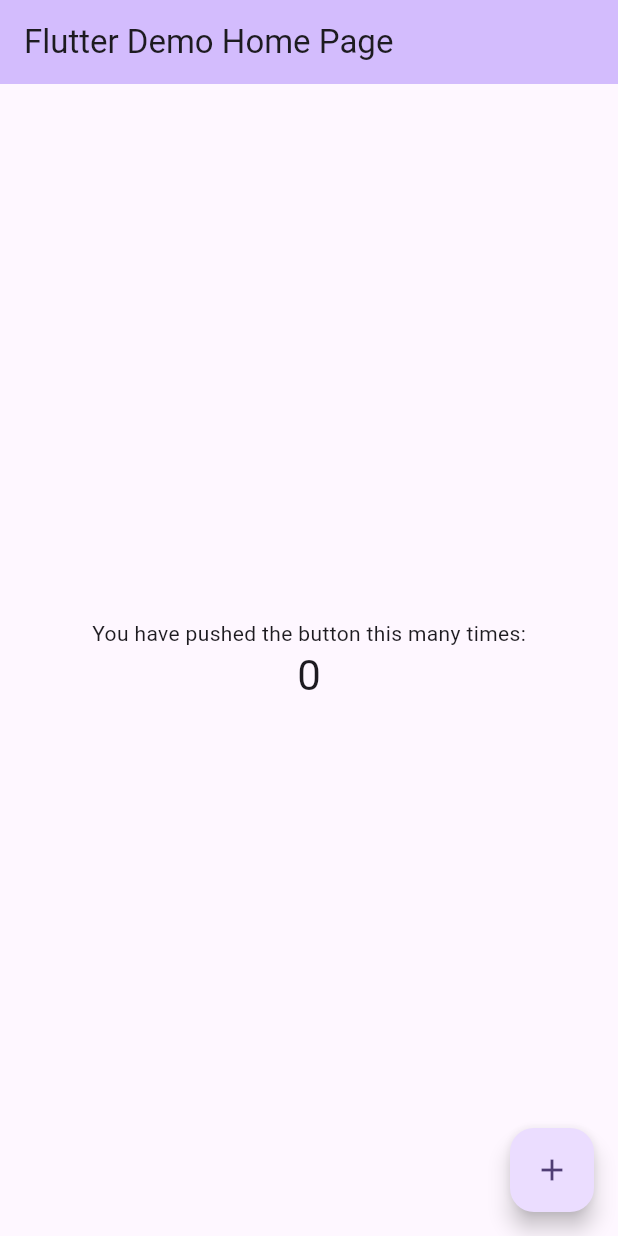
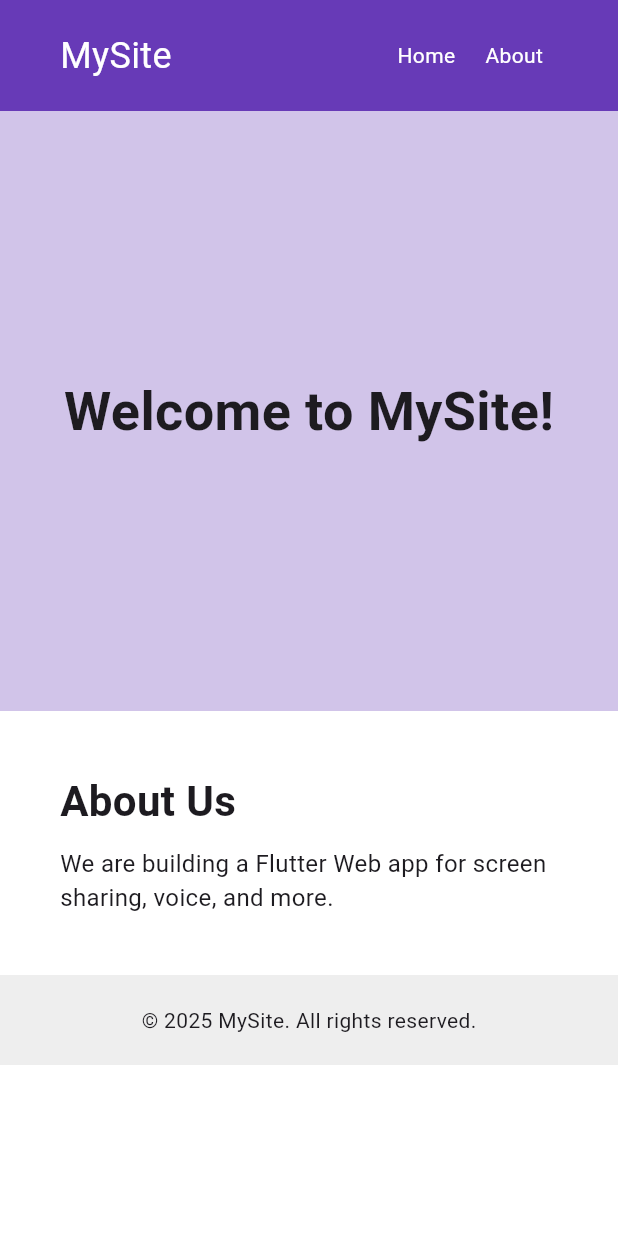
Before and after one commit to masoodblaze/viewmytrade, a Flutter app: the screen it shows after launch, on a phone screen of 412 x 824 dp. Run offline on Flutter 3.47's test engine with Material 3 defaults, Android fonts, the phone set to English and light mode, and no system bars; our stand-ins replace get.

```diff
--- a/lib/main.dart
+++ b/lib/main.dart
@@ -1,4 +1,7 @@
 import 'package:flutter/material.dart';
+import 'package:get/get.dart';
+import 'route/app_routes.dart';
+import 'screens/home_page.dart';
 
 void main() {
   runApp(const MyApp());
@@ -7,91 +10,22 @@ void main() {
 class MyApp extends StatelessWidget {
   const MyApp({super.key});
 
-  // This widget is the root of your application.
   @override
   Widget build(BuildContext context) {
-    return MaterialApp(
-      title: 'Flutter Demo',
+    return GetMaterialApp(
+      title: 'View Our Trade',
       theme: ThemeData(
         colorScheme: ColorScheme.fromSeed(seedColor: Colors.deepPurple),
         useMaterial3: true,
       ),
-      home: const MyHomePage(title: 'Flutter Demo Home Page'),
+      initialRoute: AppRoutes.home,
+      getPages: [
+        GetPage(
+          name: AppRoutes.home,
+          page: () => const HomePage(),
+        ),
+        // Add more pages here later
+      ],
     );
   }
 }
-
-class MyHomePage extends StatefulWidget {
-  const MyHomePage({super.key, required this.title});
-
-  final String title;
-
-  @override
-  State<MyHomePage> createState() => _MyHomePageState();
-}
-
-class _MyHomePageState extends State<MyHomePage> {
-  int _counter = 0;
-
-  void _incrementCounter() {
-    setState(() {
-
-      _counter++;
-    });
-  }
-
-  @override
-  Widget build(BuildContext context) {
-    // This method is rerun every time setState is called, for instance as done
-    // by the _incrementCounter method above.
-    //
-    // The Flutter framework has been optimized to make rerunning build methods
-    // fast, so that you can just rebuild anything that needs updating rather
-    // than having to individually change instances of widgets.
-    return Scaffold(
-      appBar: AppBar(
-        // TRY THIS: Try changing the color here to a specific color (to
-        // Colors.amber, perhaps?) and trigger a hot reload to see the AppBar
-        // change color while the other colors stay the same.
-        backgroundColor: Theme.of(context).colorScheme.inversePrimary,
-        // Here we take the value from the MyHomePage object that was created by
-        // the App.build method, and use it to set our appbar title.
-        title: Text(widget.title),
-      ),
-      body: Center(
-        // Center is a layout widget. It takes a single child and positions it
-        // in the middle of the parent.
-        child: Column(
-          // Column is also a layout widget. It takes a list of children and
-          // arranges them vertically. By default, it sizes itself to fit its
-          // children horizontally, and tries to be as tall as its parent.
-          //
-          // Column has various properties to control how it sizes itself and
-          // how it positions its children. Here we use mainAxisAlignment to
-          // center the children vertically; the main axis here is the vertical
-          // axis because Columns are vertical (the cross axis would be
-          // horizontal).
-          //
-          // TRY THIS: Invoke "debug painting" (choose the "Toggle Debug Paint"
-          // action in the IDE, or press "p" in the console), to see the
-          // wireframe for each widget.
-          mainAxisAlignment: MainAxisAlignment.center,
-          children: <Widget>[
-            const Text(
-              'You have pushed the button this many times:',
-            ),
-            Text(
-              '$_counter',
-              style: Theme.of(context).textTheme.headlineMedium,
-            ),
-          ],
-        ),
-      ),
-      floatingActionButton: FloatingActionButton(
-        onPressed: _incrementCounter,
-        tooltip: 'Increment',
-        child: const Icon(Icons.add),
-      ), // This trailing comma makes auto-formatting nicer for build methods.
-    );
-  }
-}
--- /dev/null
+++ b/lib/route/app_routes.dart
@@ -0,0 +1,4 @@
+class AppRoutes {
+  static const home = '/home';
+
+}
--- /dev/null
+++ b/lib/screens/home_page.dart
@@ -0,0 +1,57 @@
+import 'package:flutter/material.dart';
+import '../widgets/header.dart';
+import '../widgets/footer.dart';
+
+class HomePage extends StatelessWidget {
+  const HomePage({super.key});
+
+  @override
+  Widget build(BuildContext context) {
+    return Scaffold(
+      backgroundColor: Colors.white,
+      body: SingleChildScrollView(
+        child: Column(
+          children: [
+            const Header(),
+
+            // 🔻 Banner section (inline)
+            Container(
+              height: 400,
+              width: double.infinity,
+              color: Colors.deepPurple.shade100,
+              alignment: Alignment.center,
+              child: const Text(
+                "Welcome to MySite!",
+                style: TextStyle(fontSize: 36, fontWeight: FontWeight.bold),
+              ),
+            ),
+
+            // 🔻 About us section (inline)
+            Container(
+              padding: const EdgeInsets.all(40),
+              alignment: Alignment.centerLeft,
+              width: double.infinity,
+              child: const Column(
+                crossAxisAlignment: CrossAxisAlignment.start,
+                children: [
+                  Text("About Us",
+                      style: TextStyle(
+                          fontSize: 28, fontWeight: FontWeight.bold)),
+                  SizedBox(height: 10),
+                  Text(
+                    "We are building a Flutter Web app for screen sharing, voice, and more.",
+                    style: TextStyle(fontSize: 16),
+                  ),
+                ],
+              ),
+            ),
+
+            // 🔻 You can add more sections here...
+
+            const Footer(),
+          ],
+        ),
+      ),
+    );
+  }
+}
--- /dev/null
+++ b/lib/widgets/footer.dart
@@ -0,0 +1,16 @@
+import 'package:flutter/material.dart';
+
+class Footer extends StatelessWidget {
+  const Footer({super.key});
+
+  @override
+  Widget build(BuildContext context) {
+    return Container(
+      padding: const EdgeInsets.all(20),
+      color: Colors.grey.shade200,
+      child: const Center(
+        child: Text("© 2025 MySite. All rights reserved."),
+      ),
+    );
+  }
+}
--- /dev/null
+++ b/lib/widgets/header.dart
@@ -0,0 +1,34 @@
+import 'package:flutter/material.dart';
+
+class Header extends StatelessWidget {
+  const Header({super.key});
+
+  @override
+  Widget build(BuildContext context) {
+    return Container(
+      color: Colors.deepPurple,
+      padding: const EdgeInsets.symmetric(vertical: 20, horizontal: 40),
+      child: Row(
+        mainAxisAlignment: MainAxisAlignment.spaceBetween,
+        children: const [
+          Text(
+            "MySite",
+            style: TextStyle(color: Colors.white, fontSize: 24),
+          ),
+          Row(
+            children: [
+              Padding(
+                padding: EdgeInsets.symmetric(horizontal: 10),
+                child: Text("Home", style: TextStyle(color: Colors.white)),
+              ),
+              Padding(
+                padding: EdgeInsets.symmetric(horizontal: 10),
+                child: Text("About", style: TextStyle(color: Colors.white)),
+              ),
+            ],
+          )
+        ],
+      ),
+    );
+  }
+}
--- a/pubspec.yaml
+++ b/pubspec.yaml
@@ -34,6 +34,12 @@ dev_dependencies:
   # package. See that file for information about deactivating specific lint
   # rules and activating additional ones.
   flutter_lints: ^3.0.0
+  get: ^4.7.2
+  flutter_webrtc: ^1.0.0
+  firebase_core: ^3.15.2
+  firebase_auth: ^5.7.0
+  cloud_firestore: ^5.6.12
+  uuid: ^4.5.1
 
 # For information on the generic Dart part of this file, see the
 # following page: https://dart.dev/tools/pub/pubspec
```
Also changed, not shown: pubspec.lock, 4 other files.
